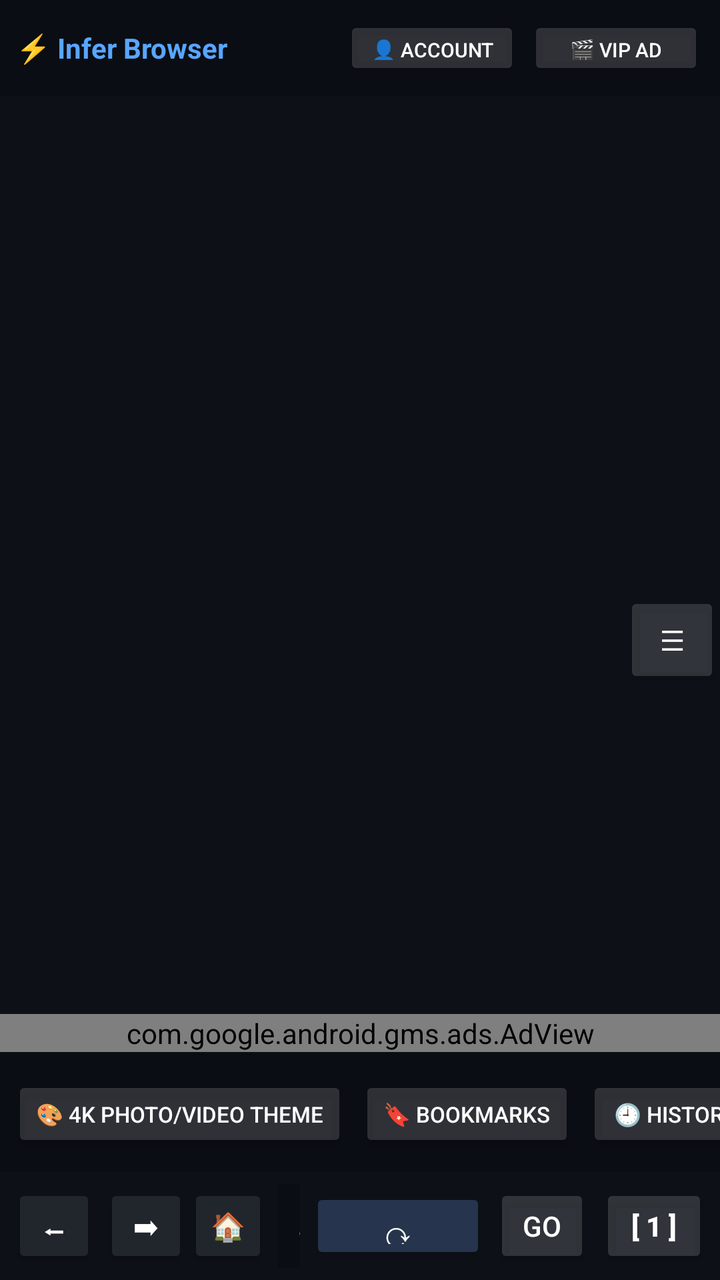
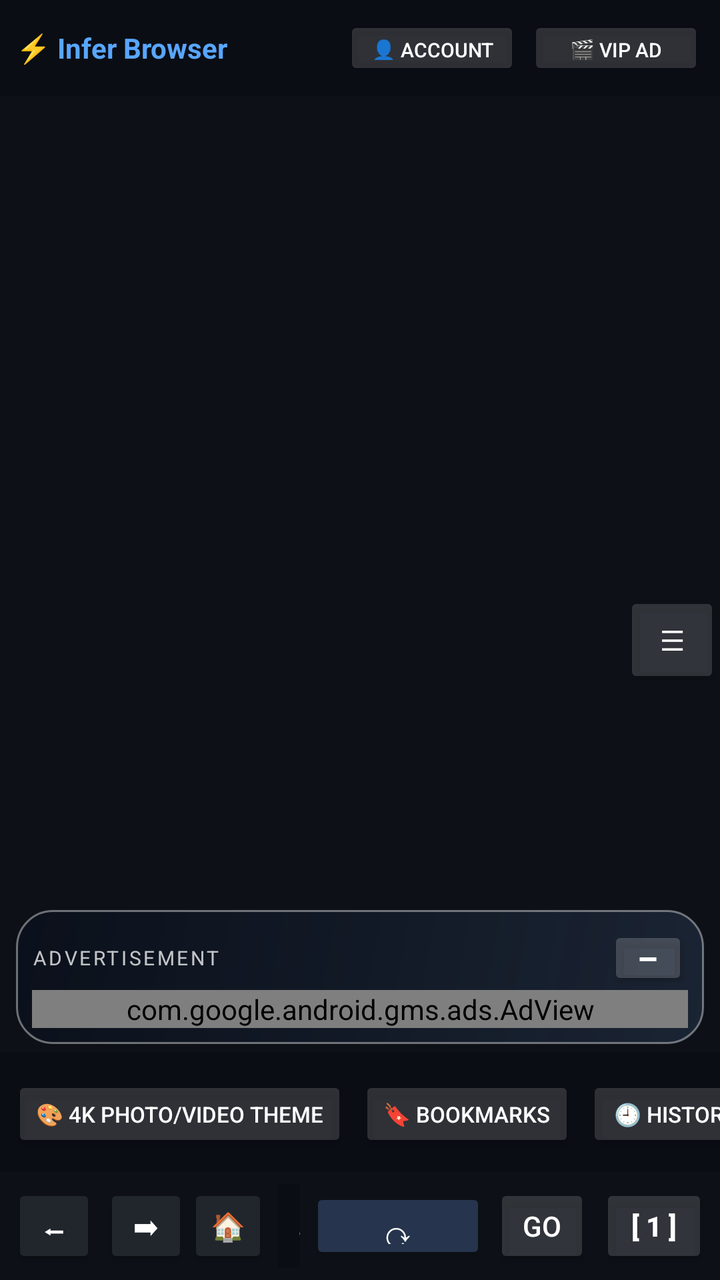

Screens rendered from an Android XML layout before and after an edit, with the pre-edit source and the edit as a unified diff.
<!-- AndroidManifest.xml: application theme Theme.AppCompat.DayNight.NoActionBar -->
<!-- res/layout/activity_main.xml -->
<FrameLayout xmlns:android="http://schemas.android.com/apk/res/android"
    xmlns:ads="http://schemas.android.com/apk/res-auto"
    android:layout_width="match_parent"
    android:layout_height="match_parent">
<LinearLayout
    android:id="@+id/browserRoot"
    android:layout_width="match_parent"
    android:layout_height="match_parent"
    android:orientation="vertical"
    android:background="#0D1117">

    

    <LinearLayout
        android:id="@+id/topBar"
        android:layout_width="match_parent"
        android:layout_height="wrap_content"
        android:background="#0A0D14"
        android:padding="8dp"
        android:gravity="center_vertical">
        <TextView
            android:id="@+id/tvBrand"
            android:layout_width="0dp"
            android:layout_height="wrap_content"
            android:layout_weight="1"
            android:text="⚡ Infer Browser"
            android:textColor="#58A6FF"
            android:textStyle="bold"
            android:textSize="14sp" />
        <Button
            android:id="@+id/btnAdminPanel"
            android:layout_width="wrap_content"
            android:layout_height="32dp"
            android:text="⚙️ Admin"
            android:textSize="10sp"
            android:textColor="#161B22"
            android:backgroundTint="#26FFFFFF"
            android:layout_marginEnd="4dp"
            android:visibility="gone" />
        <Button
            android:id="@+id/btnLogin"
            android:layout_width="wrap_content"
            android:layout_height="32dp"
            android:text="👤 Account"
            android:textSize="10sp"
            android:textColor="#FFFFFF"
            android:backgroundTint="#26FFFFFF"
            android:layout_marginEnd="4dp" />
        <Button
            android:id="@+id/btnVipAd"
            android:layout_width="wrap_content"
            android:layout_height="32dp"
            android:text="🎬 VIP Ad"
            android:textSize="10sp"
            android:textColor="#FFFFFF"
            android:backgroundTint="#26FFFFFF" />
    </LinearLayout>

    <LinearLayout
        android:id="@+id/miniPlayerBar"
        android:layout_width="match_parent"
        android:layout_height="wrap_content"
        android:background="@drawable/novax_glass_surface"
        android:padding="7dp"
        android:layout_margin="6dp"
        android:gravity="center_vertical"
        android:elevation="8dp"
        android:visibility="gone">
        <TextView
            android:id="@+id/tvMiniPlayerTitle"
            android:layout_width="0dp"
            android:layout_height="wrap_content"
            android:layout_weight="1"
            android:text="🎵 Playing in Background..."
            android:textColor="#FFFFFF"
            android:textSize="12sp"
            android:singleLine="true"
            android:ellipsize="marquee"
            android:textStyle="bold" />
        <Button
            android:id="@+id/btnMiniPrevious"
            android:layout_width="36dp"
            android:layout_height="32dp"
            android:text="⏪"
            android:backgroundTint="#55FFFFFF"
            android:textColor="#FFFFFF" />
        <Button
            android:id="@+id/btnMiniNext"
            android:layout_width="36dp"
            android:layout_height="32dp"
            android:layout_marginStart="2dp"
            android:text="⏩"
            android:backgroundTint="#55FFFFFF"
            android:textColor="#FFFFFF" />
        <Button
            android:id="@+id/btnMiniPlayPause"
            android:layout_width="68dp"
            android:layout_height="32dp"
            android:text="⏯️ Play"
            android:textSize="10sp"
            android:backgroundTint="#55FFFFFF"
            android:textColor="#FFFFFF" />
        <Button
            android:id="@+id/btnMiniClose"
            android:layout_width="36dp"
            android:layout_height="32dp"
            android:layout_marginStart="4dp"
            android:text="✖"
            android:textSize="10sp"
            android:backgroundTint="#66DA3633"
            android:textColor="#FFFFFF" />
    </LinearLayout>

    <ProgressBar
        android:id="@+id/progressBar"
        style="?android:attr/progressBarStyleHorizontal"
        android:layout_width="match_parent"
        android:layout_height="3dp"
        android:visibility="gone" />

    <FrameLayout
        android:id="@+id/webContainer"
        android:layout_width="match_parent"
        android:layout_height="0dp"
        android:layout_weight="1" />

    <com.google.android.gms.ads.AdView
        android:id="@+id/adView"
        android:layout_width="match_parent"
        android:layout_height="wrap_content"
        android:background="#0D1117"
        ads:adSize="BANNER"
        ads:adUnitId="ca-app-pub-3940256099942544/6300978111" />

    <HorizontalScrollView
        android:layout_width="match_parent"
        android:layout_height="wrap_content"
        android:background="#0A0D14"
        android:scrollbars="none">
        <LinearLayout
            android:layout_width="wrap_content"
            android:layout_height="wrap_content"
            android:orientation="horizontal"
            android:padding="6dp">
            <Button
                android:id="@+id/btnWallpaper"
                android:layout_width="wrap_content"
                android:layout_height="38dp"
                android:text="🎨 4K Photo/Video Theme"
                android:textSize="11sp"
                android:layout_marginEnd="6dp"
                android:backgroundTint="#26FFFFFF"
                android:textColor="#FFFFFF" />
            <Button
                android:id="@+id/btnBookmarks"
                android:layout_width="wrap_content"
                android:layout_height="38dp"
                android:text="🔖 Bookmarks"
                android:textSize="11sp"
                android:layout_marginEnd="6dp"
                android:backgroundTint="#26FFFFFF"
                android:textColor="#FFFFFF" />
            <Button
                android:id="@+id/btnHistory"
                android:layout_width="wrap_content"
                android:layout_height="38dp"
                android:text="🕘 History"
                android:textSize="11sp"
                android:layout_marginEnd="6dp"
                android:backgroundTint="#26FFFFFF"
                android:textColor="#FFFFFF" />
            <Button
                android:id="@+id/btnQuickLinks"
                android:layout_width="wrap_content"
                android:layout_height="38dp"
                android:text="🌐 Links"
                android:textSize="11sp"
                android:layout_marginEnd="6dp" />
            <Button
                android:id="@+id/btnClearData"
                android:layout_width="wrap_content"
                android:layout_height="38dp"
                android:text="🗑 Clear"
                android:textSize="11sp"
                android:layout_marginEnd="6dp" />
            <Button
                android:id="@+id/btnDownloads"
                android:layout_width="wrap_content"
                android:layout_height="38dp"
                android:text="📥 Downloads"
                android:textSize="11sp"
                android:layout_marginEnd="6dp" />
            <Button
                android:id="@+id/btnSettings"
                android:layout_width="wrap_content"
                android:layout_height="38dp"
                android:text="⚙ Settings"
                android:textSize="11sp"
                android:layout_marginEnd="6dp" />
        <Button
            android:id="@+id/btnDesktopMode"
            android:layout_width="wrap_content"
            android:layout_height="wrap_content"
            android:text="Desktop Mode" />
        <Button
            android:id="@+id/btnSharePage"
            android:layout_width="wrap_content"
            android:layout_height="wrap_content"
            android:text="Share Page" />
        <Button
            android:id="@+id/btnQrScanner"
            android:layout_width="wrap_content"
            android:layout_height="wrap_content"
            android:text="QR Scanner" />
        <Button
            android:id="@+id/btnRestoreSession"
            android:layout_width="wrap_content"
            android:layout_height="wrap_content"
            android:text="Restore Session" />
        <Button
            android:layout_width="wrap_content"
            android:layout_height="wrap_content"
            android:text="Read Aloud" />
        <Button
            android:id="@+id/btnFindPage"
            android:layout_width="wrap_content"
            android:layout_height="wrap_content"
            android:text="Find in Page" />
        <Button
            android:id="@+id/btnReadingMode"
            android:layout_width="wrap_content"
            android:layout_height="wrap_content"
            android:text="Reading Mode" />
        <Button
            android:id="@+id/btnSearchEngine"
            android:layout_width="wrap_content"
            android:layout_height="wrap_content"
            android:text="Search Engine" />


            <Button
                android:id="@+id/btnIncognito"
                android:layout_width="wrap_content"
                android:layout_height="38dp"
                android:text="🕵 Private"
                android:textSize="11sp"
                android:layout_marginEnd="6dp" />
            <Button
                android:id="@+id/btnPinAudio"
                android:layout_width="wrap_content"
                android:layout_height="38dp"
                android:text="📌 Pin Audio"
                android:textSize="11sp"
                android:layout_marginEnd="6dp"
                android:backgroundTint="#21262D"
                android:textColor="#C9D1D9" />
        </LinearLayout>
    </HorizontalScrollView>

    <LinearLayout
        android:layout_width="match_parent"
        android:layout_height="wrap_content"
        android:background="#0D1117"
        android:padding="6dp"
        android:gravity="center_vertical">
        <Button
            android:id="@+id/btnBack"
            android:layout_width="42dp"
            android:layout_height="42dp"
            android:text="⬅"
            android:contentDescription="Back"
            android:backgroundTint="#21262D"
            android:textColor="#FFFFFF" />
        <Button
            android:id="@+id/btnForward"
            android:layout_width="42dp"
            android:layout_height="42dp"
            android:layout_marginStart="4dp"
            android:text="➡"
            android:contentDescription="Forward"
            android:backgroundTint="#21262D"
            android:textColor="#FFFFFF" />
        <Button
            android:id="@+id/btnHome"
            android:layout_width="40dp"
            android:layout_height="42dp"
            android:text="🏠"
            android:backgroundTint="#21262D"
            android:textColor="#FFFFFF" />
        <EditText
            android:id="@+id/etUrl"
            android:layout_width="0dp"
            android:layout_height="42dp"
            android:layout_weight="1"
            android:layout_marginStart="5dp"
            android:layout_marginEnd="5dp"
            android:background="#0A0D14"
            android:hint="Search URL..."
            android:textColorHint="#8B949E"
            android:textColor="#FFFFFF"
            android:paddingStart="10dp"
            android:singleLine="true"
            android:inputType="textUri" />
        <Button
                android:id="@+id/btnRefresh"
                android:layout_width="wrap_content"
                android:layout_height="38dp"
                android:text="⟳"
                android:textSize="18sp"
                android:layout_marginEnd="4dp"
                android:backgroundTint="#26354D"
                android:textColor="#FFFFFF" />
            <Button
            android:id="@+id/btnGo"
            android:layout_width="48dp"
            android:layout_height="42dp"
            android:text="GO"
            android:backgroundTint="#26FFFFFF"
            android:textColor="#FFFFFF" />
        <Button
            android:id="@+id/btnTabs"
            android:layout_width="54dp"
            android:layout_height="42dp"
            android:layout_marginStart="5dp"
            android:text="[ 1 ]"
            android:textStyle="bold"
            android:backgroundTint="#26FFFFFF"
            android:textColor="#FFFFFF" />
    </LinearLayout>

</LinearLayout>
<Button
        android:id="@+id/btnUiToggle"
        android:layout_width="48dp"
        android:layout_height="48dp"
        android:text="☰"
        android:contentDescription="Toggle browser bars"
        android:layout_gravity="end|center_vertical"
        android:elevation="16dp"
        android:backgroundTint="#26FFFFFF"
        android:textColor="#FFFFFF" />
</FrameLayout>
<!-- resources referenced by this layout -->
<resources>
  <!-- drawable novax_glass_surface (drawable) -->
  <?xml version="1.0" encoding="utf-8"?>
  <shape xmlns:android="http://schemas.android.com/apk/res/android">
      <solid android:color="#CC202633" />
      <corners android:radius="18dp" />
      <stroke
          android:width="1dp"
          android:color="#66FFFFFF" />
      <padding
          android:left="4dp"
          android:top="3dp"
          android:right="4dp"
          android:bottom="3dp" />
  </shape>
</resources>

<!-- the commit's change to res/layout/activity_main.xml (unified diff, before → after) -->
@@ -124,13 +124,57 @@
         android:layout_height="0dp"
         android:layout_weight="1" />
 
-    <com.google.android.gms.ads.AdView
-        android:id="@+id/adView"
-        android:layout_width="match_parent"
-        android:layout_height="wrap_content"
-        android:background="#0D1117"
-        ads:adSize="BANNER"
-        ads:adUnitId="ca-app-pub-3940256099942544/6300978111" />
+    <LinearLayout
+        android:id="@+id/adCardContainer"
+        android:layout_width="match_parent"
+        android:layout_height="wrap_content"
+        android:layout_marginStart="8dp"
+        android:layout_marginEnd="8dp"
+        android:layout_marginTop="4dp"
+        android:layout_marginBottom="4dp"
+        android:orientation="vertical"
+        android:background="@drawable/novax_liquid_glass"
+        android:padding="8dp">
+
+        <LinearLayout
+            android:layout_width="match_parent"
+            android:layout_height="32dp"
+            android:gravity="center_vertical"
+            android:orientation="horizontal">
+
+            <TextView
+                android:layout_width="0dp"
+                android:layout_height="wrap_content"
+                android:layout_weight="1"
+                android:text="ADVERTISEMENT"
+                android:textColor="#BFFFFFFF"
+                android:textSize="10sp"
+                android:letterSpacing="0.12"
+                android:fontFamily="sans" />
+
+            <Button
+                android:id="@+id/btnAdCardToggle"
+                android:layout_width="40dp"
+                android:layout_height="32dp"
+                android:minWidth="0dp"
+                android:minHeight="0dp"
+                android:padding="0dp"
+                android:text="−"
+                android:textSize="20sp"
+                android:textColor="#FFFFFFFF"
+                android:backgroundTint="#30FFFFFF"
+                android:contentDescription="Minimize advertisement card" />
+        </LinearLayout>
+
+        <com.google.android.gms.ads.AdView
+            android:id="@+id/adView"
+            android:layout_width="match_parent"
+            android:layout_height="wrap_content"
+            android:background="@android:color/transparent"
+            ads:adSize="BANNER"
+            ads:adUnitId="ca-app-pub-3940256099942544/6300978111" />
+
+    </LinearLayout>
 
     <HorizontalScrollView
         android:layout_width="match_parent"
<!-- resource entries referenced after the edit -->
@@ -14,5 +14,18 @@
           android:right="4dp"
           android:bottom="3dp" />
   </shape>
+  <!-- drawable novax_liquid_glass (drawable) -->
+  <?xml version="1.0" encoding="utf-8"?>
+  <shape xmlns:android="http://schemas.android.com/apk/res/android">
+      <corners android:radius="18dp" />
+      <gradient
+          android:angle="135"
+          android:startColor="#D91C2738"
+          android:centerColor="#C8131B2A"
+          android:endColor="#E60A101B" />
+      <stroke
+          android:width="1dp"
+          android:color="#66FFFFFF" />
+  </shape>
 </resources>
 
